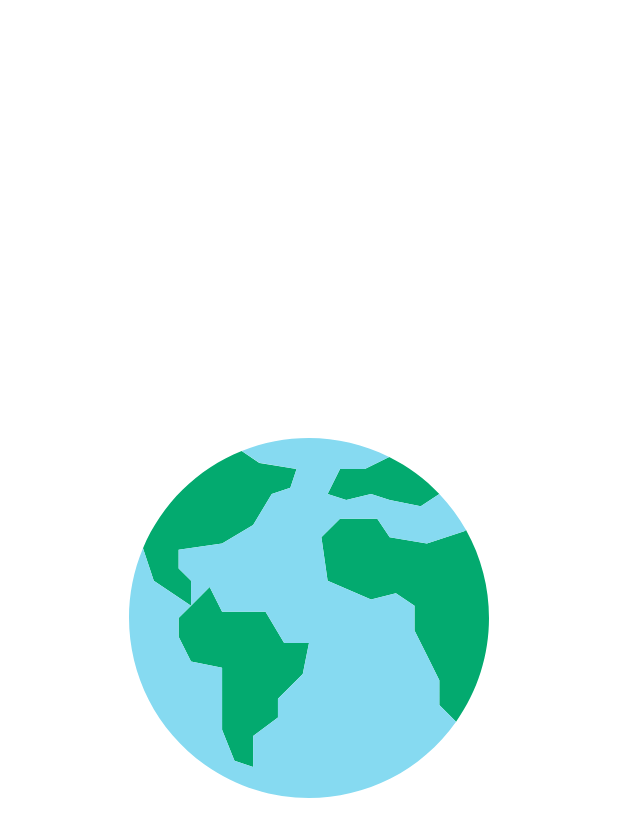
After one commit to rhariskumar3/Listing-App, an Android app: the SplashFragment screen opened directly, with no data from a screen before it, on a phone screen of 412 x 824 dp. The commit adds this screen. Shown: the top 837 px of the screen. Run offline under Robolectric (Android 15) with nearby library versions, the phone set to English and light mode, and no system bars; our stand-ins replace data binding.

Commit message:
Splash Screen

```diff
--- a/app/build.gradle
+++ b/app/build.gradle
@@ -62,6 +62,7 @@ dependencies {
     implementation 'androidx.navigation:navigation-fragment-ktx:2.3.2'
     implementation 'androidx.navigation:navigation-ui-ktx:2.3.2'
     implementation 'androidx.room:room-runtime:2.2.6'
+    implementation 'androidx.legacy:legacy-support-v4:1.0.0'
     kapt 'androidx.room:room-compiler:2.2.6'
     implementation 'androidx.room:room-ktx:2.2.6'
     // Google
--- /dev/null
+++ b/app/src/main/java/com/haris/listingapp/ui/splash/SplashFragment.kt
@@ -0,0 +1,90 @@
+package com.haris.listingapp.ui.splash
+
+import android.annotation.SuppressLint
+import android.os.Build
+import android.os.Bundle
+import android.view.LayoutInflater
+import android.view.View
+import android.view.ViewGroup
+import android.view.animation.AnimationUtils
+import androidx.databinding.DataBindingUtil
+import androidx.fragment.app.Fragment
+import androidx.fragment.app.FragmentActivity
+import androidx.fragment.app.viewModels
+import androidx.navigation.fragment.findNavController
+import com.google.android.material.dialog.MaterialAlertDialogBuilder
+import com.haris.listingapp.R
+import com.haris.listingapp.databinding.SplashFragmentBinding
+
+class SplashFragment : Fragment() {
+
+    private lateinit var binding: SplashFragmentBinding
+    private val viewModel: SplashViewModel by viewModels()
+
+    override fun onCreateView(
+        inflater: LayoutInflater, container: ViewGroup?,
+        savedInstanceState: Bundle?,
+    ): View {
+        binding = DataBindingUtil.inflate(inflater, R.layout.splash_fragment, container, false)
+        config()
+        return binding.root
+    }
+
+    private fun config() {
+        binding.logo.animation =
+            AnimationUtils.loadAnimation(requireContext(), R.anim.slide_up_down)
+    }
+
+    override fun onViewCreated(view: View, savedInstanceState: Bundle?) {
+        super.onViewCreated(view, savedInstanceState)
+
+        viewModel.liveSplashState.observe(viewLifecycleOwner, {
+            goToNavigation()
+        })
+    }
+
+    override fun onResume() {
+        if (Build.VERSION.SDK_INT >= Build.VERSION_CODES.R)
+            activity?.window?.setDecorFitsSystemWindows(false)
+        else activity?.enterFullScreen()
+        super.onResume()
+    }
+
+    override fun onPause() {
+        if (Build.VERSION.SDK_INT >= Build.VERSION_CODES.R)
+            activity?.window?.setDecorFitsSystemWindows(true)
+        else activity?.exitFullScreen()
+        super.onPause()
+    }
+
+    private fun FragmentActivity.enterFullScreen() {
+        val flags =
+            View.SYSTEM_UI_FLAG_LAYOUT_FULLSCREEN or View.SYSTEM_UI_FLAG_FULLSCREEN or (View.SYSTEM_UI_FLAG_LAYOUT_STABLE or View.SYSTEM_UI_FLAG_LAYOUT_HIDE_NAVIGATION or
+                    View.SYSTEM_UI_FLAG_HIDE_NAVIGATION or View.SYSTEM_UI_FLAG_IMMERSIVE_STICKY)
+
+        window?.decorView?.systemUiVisibility = flags
+    }
+
+    private fun FragmentActivity.exitFullScreen() {
+        window?.decorView?.systemUiVisibility = View.SYSTEM_UI_FLAG_VISIBLE
+    }
+
+    @SuppressLint("ObsoleteSdkInt")
+    private fun goToNavigation() {
+        when {
+            Build.VERSION.SDK_INT >= Build.VERSION_CODES.M -> findNavController().navigate(R.id.action_splashFragment_to_mainFragment)
+            else -> MaterialAlertDialogBuilder(requireContext())
+                .setTitle("Notice")
+                .setMessage("Your device is not supported at the moment. Thank you for your understanding.")
+                .setPositiveButton("OK") { _, _ ->
+                    when {
+                        Build.VERSION.SDK_INT >= Build.VERSION_CODES.LOLLIPOP -> this.activity?.finishAndRemoveTask()
+                        else -> this.activity?.finishAffinity()
+                    }
+                }
+                .setIcon(android.R.drawable.ic_dialog_alert)
+                .setCancelable(false)
+                .show()
+        }
+    }
+}
--- /dev/null
+++ b/app/src/main/java/com/haris/listingapp/ui/splash/SplashViewModel.kt
@@ -0,0 +1,14 @@
+package com.haris.listingapp.ui.splash
+
+import androidx.lifecycle.ViewModel
+import androidx.lifecycle.asLiveData
+import kotlinx.coroutines.delay
+import kotlinx.coroutines.flow.flow
+
+class SplashViewModel : ViewModel() {
+
+    val liveSplashState = flow {
+        delay(3_000)
+        emit(Unit)
+    }.asLiveData()
+}
--- /dev/null
+++ b/app/src/main/res/anim/slide_up_down.xml
@@ -0,0 +1,9 @@
+<?xml version="1.0" encoding="utf-8"?>
+<set xmlns:android="http://schemas.android.com/apk/res/android">
+
+    <translate
+        android:duration="700"
+        android:fromXDelta="0%p"
+        android:fromYDelta="-100%p" />
+
+</set>
--- /dev/null
+++ b/app/src/main/res/layout/splash_fragment.xml
@@ -0,0 +1,26 @@
+<?xml version="1.0" encoding="utf-8"?>
+<layout xmlns:android="http://schemas.android.com/apk/res/android"
+    xmlns:app="http://schemas.android.com/apk/res-auto"
+    xmlns:tools="http://schemas.android.com/tools">
+
+    <androidx.constraintlayout.widget.ConstraintLayout
+        android:layout_width="match_parent"
+        android:layout_height="match_parent"
+        tools:context=".ui.splash.SplashFragment">
+
+        <androidx.appcompat.widget.AppCompatImageView
+            android:id="@+id/logo"
+            android:layout_width="240dp"
+            android:layout_height="0dp"
+            android:contentDescription="@string/app_name"
+            android:minWidth="240dp"
+            android:scaleType="centerCrop"
+            app:layout_constraintBottom_toBottomOf="parent"
+            app:layout_constraintDimensionRatio="1"
+            app:layout_constraintEnd_toEndOf="parent"
+            app:layout_constraintStart_toStartOf="parent"
+            app:layout_constraintTop_toTopOf="parent"
+            app:srcCompat="@drawable/ic_logo" />
+
+    </androidx.constraintlayout.widget.ConstraintLayout>
+</layout>
--- a/app/src/main/res/navigation/main.xml
+++ b/app/src/main/res/navigation/main.xml
@@ -1,10 +1,25 @@
 <?xml version="1.0" encoding="utf-8"?>
 <navigation xmlns:android="http://schemas.android.com/apk/res/android"
-    xmlns:app="http://schemas.android.com/apk/res-auto" android:id="@+id/main"
-    app:startDestination="@id/mainFragment">
+    xmlns:app="http://schemas.android.com/apk/res-auto"
+    android:id="@+id/main"
+    app:startDestination="@id/splashFragment">
 
+    <fragment
+        android:id="@+id/splashFragment"
+        android:name="com.haris.listingapp.ui.splash.SplashFragment"
+        android:label="Splash">
+        <action
+            android:id="@+id/action_splashFragment_to_mainFragment"
+            app:destination="@id/mainFragment"
+            app:enterAnim="@anim/fragment_close_enter"
+            app:exitAnim="@anim/fragment_close_exit"
+            app:popEnterAnim="@anim/fragment_fade_enter"
+            app:popExitAnim="@anim/fragment_fade_exit"
+            app:popUpTo="@id/splashFragment"
+            app:popUpToInclusive="true" />
+    </fragment>
     <fragment
         android:id="@+id/mainFragment"
         android:name="com.haris.listingapp.ui.main.MainFragment"
-        android:label="MainFragment" />
+        android:label="Main" />
 </navigation>
```
